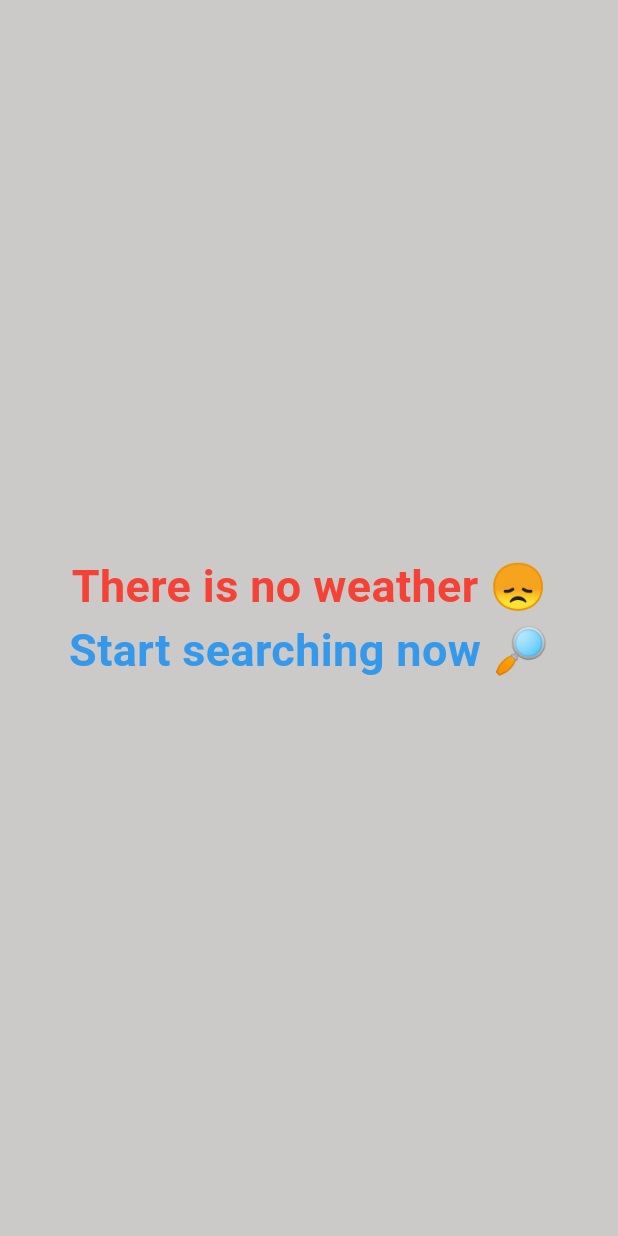
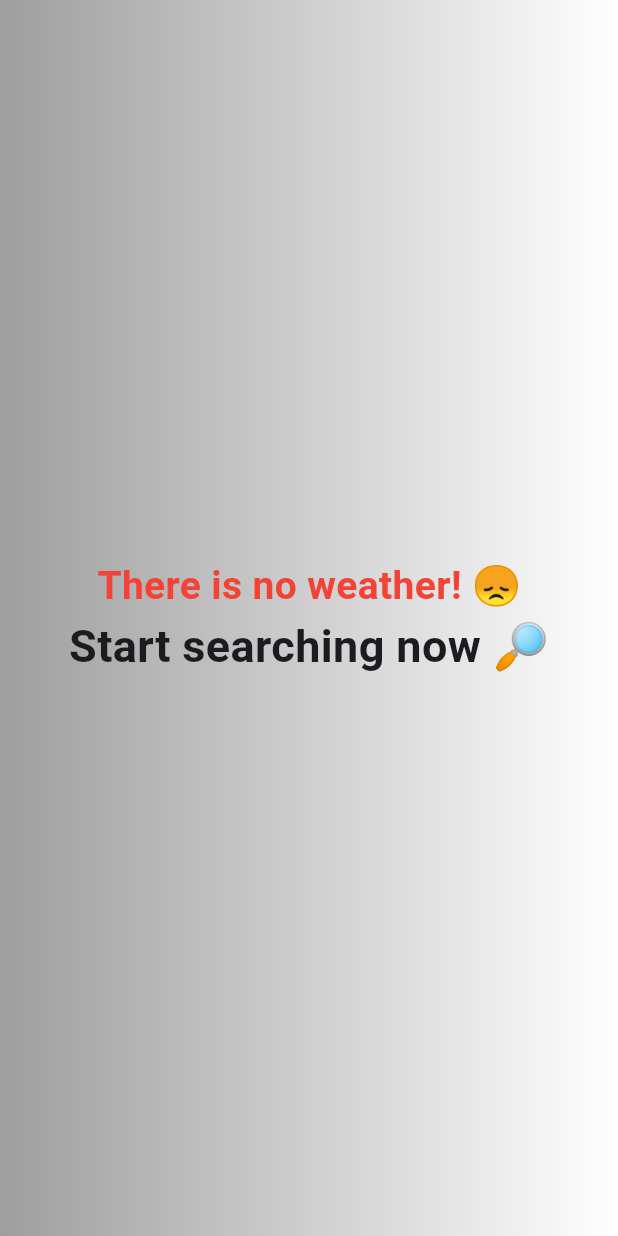
Before and after one commit to Zeina6699/WeatherApp1, a Flutter app: the screen it shows after launch, on a phone screen of 412 x 824 dp. Run offline on Flutter 3.47's test engine with Material 3 defaults, Android fonts, the phone set to English and light mode, and no system bars.

Commit message:
create HomePage

```diff
--- a/lib/Screens/Home_Page.dart
+++ b/lib/Screens/Home_Page.dart
@@ -5,16 +5,30 @@ class HomePage extends StatelessWidget {
 
   @override
   Widget build(BuildContext context) {
-    return const  Scaffold(
-      backgroundColor: Color.fromARGB(255, 204, 201, 201),
-        body:  Center(
-          child: Column(
-          mainAxisSize: MainAxisSize.min,
-          children: [
-            Text("There is no weather 😞",style: TextStyle(fontSize:30,color: Colors.red,fontWeight: FontWeight.bold),),
-            Text("Start searching now 🔎",style: TextStyle(fontSize: 30,color: Color.fromARGB(255, 53, 153, 235),fontWeight: FontWeight.bold)
-              )    ],
-                ),
+    return Scaffold(
+
+
+        body:  Container(
+
+          decoration: BoxDecoration(
+            gradient: LinearGradient(
+              colors: [
+              Colors.grey,
+
+
+                // اللون الأول
+                    // اللون الثاني
+                Colors.white  // اللون الثالث
+              ])),
+          child: Center(
+            child: Column(
+            mainAxisSize: MainAxisSize.min,
+            children: [
+              Text("There is no weather! 😞",style: TextStyle(fontSize:26,color: Colors.red,fontWeight: FontWeight.bold),),
+              Text("Start searching now 🔎",style: TextStyle(fontSize: 30,fontWeight: FontWeight.bold)
+                )    ],
+                  ),
+          ),
         ),
     );
   }
```
